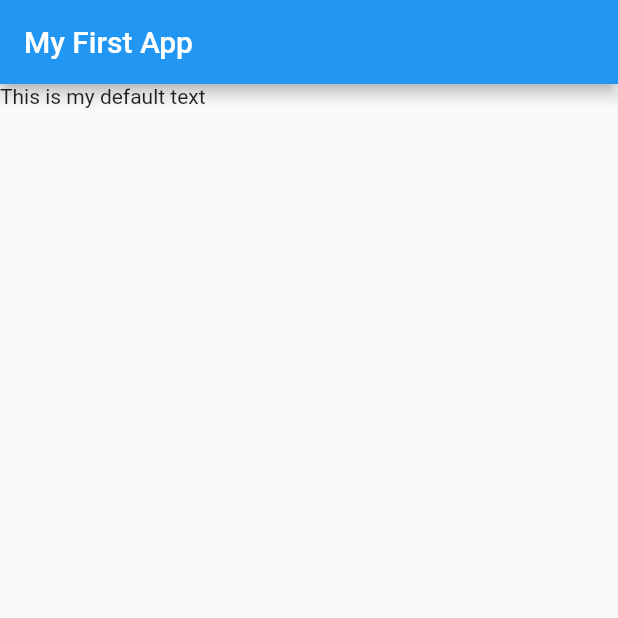
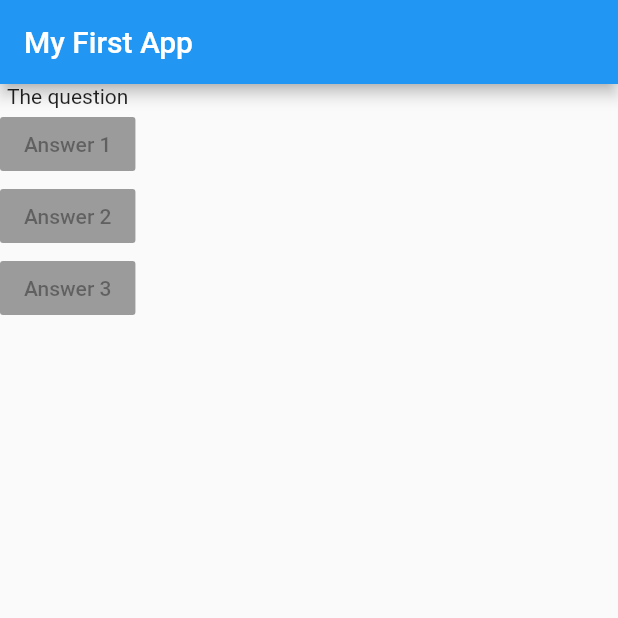
Before and after one commit to PeachBlack-Alba/hello_world, a Flutter app: the screen it shows after launch, on a phone screen of 412 x 824 dp, the top half of it. Run offline on Flutter 3.47's test engine with Material 2 defaults, Android fonts, the phone set to English and light mode, and no system bars.

Commit message:
questions

```diff
--- a/lib/main.dart
+++ b/lib/main.dart
@@ -8,11 +8,34 @@ class MyApp extends StatelessWidget {
   // every widget needs to extend Stateless/full widget
   Widget build(BuildContext context) {
     //runApp tell flutter to render something in the screen, therefore we need a build method
+    var questions = [
+      "What/'s your favourite color?",
+      "What/'s your favourite city",
+    ];
     return MaterialApp(
       home: Scaffold(
         // scaffold is a widget imported from material.dart that gives a base page design to the app (ctrl + space to check all the possible arguments)
-        appBar: AppBar(title: Text("My First App")),
-        body: Text("This is my default text"),
+        appBar: AppBar(
+          title: Text("My First App"),
+        ),
+        body: Column(
+          // <Widget>[] tells dart that the list is going to be a list of widgets
+          children: [
+            Text("The question"),
+            RaisedButton(
+              child: Text("Answer 1"),
+              onPressed: null,
+            ),
+            RaisedButton(
+              child: Text("Answer 2"),
+              onPressed: null,
+            ),
+            RaisedButton(
+              child: Text("Answer 3"),
+              onPressed: null,
+            ),
+          ],
+        ),
       ),
     );
   }
```
